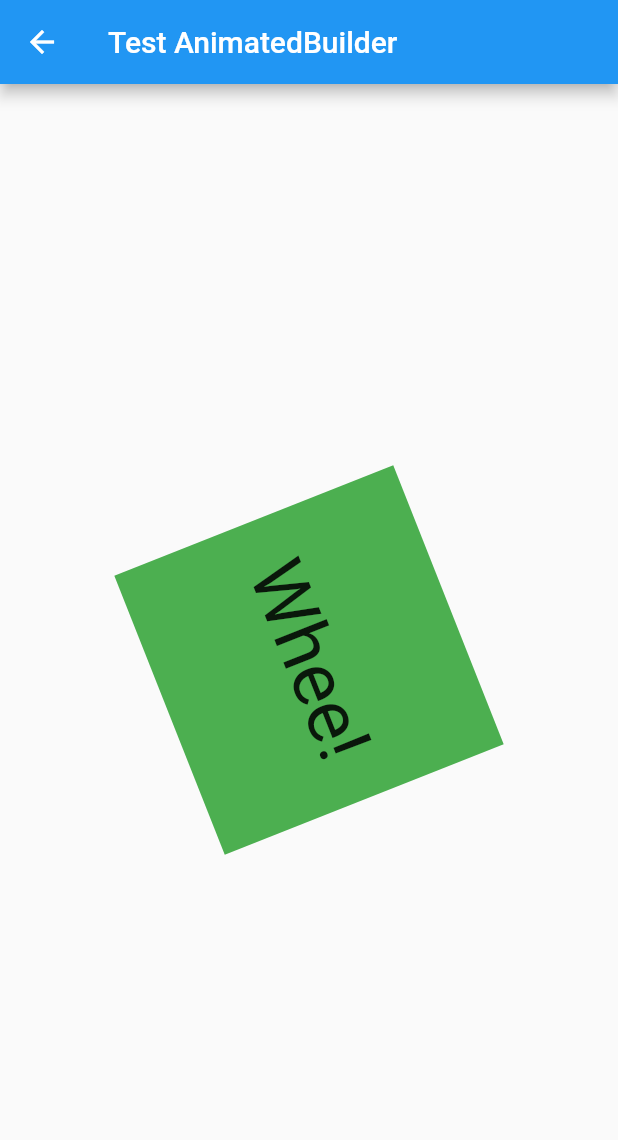
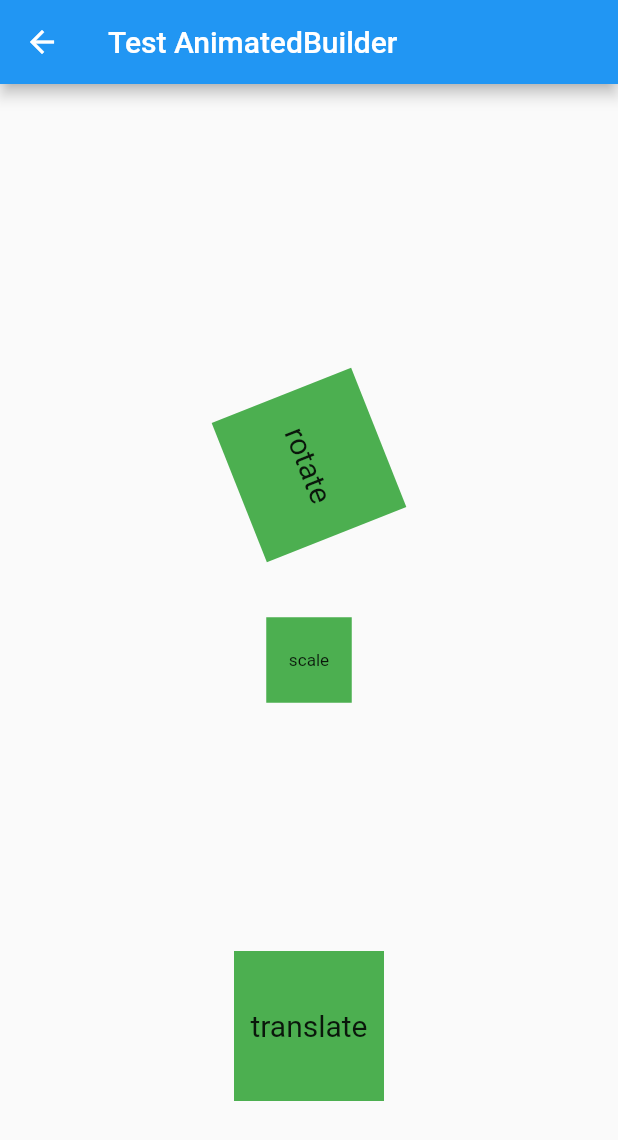
Before and after one commit to sHong7512/flutter_animation_practice, a Flutter app: the AnimatedBuilderScreen screen opened by its route, on a phone screen of 412 x 824 dp. Shown: the top 1140 px of the screen. Run offline on Flutter 3.47's test engine with Material 2 defaults, Android fonts, the phone set to English and light mode, and no system bars.

Commit message:
[Update] scale, translate of builder

```diff
--- a/lib/screens/explicit/animated_builder_screen.dart
+++ b/lib/screens/explicit/animated_builder_screen.dart
@@ -35,17 +35,21 @@ class _AnimatedBuilderScreenState extends State<AnimatedBuilderScreen>
       appBar: AppBar(
         title: Text('Test AnimatedBuilder'),
       ),
-      body: Center(
-        child: AnimatedBuilder(
+      body: Container(
+        alignment: Alignment.center,
+        child: Column(
+          mainAxisAlignment: MainAxisAlignment.center,
+          children: [
+            AnimatedBuilder(
               animation: _controller,
               child: Container(
-            width: 200.0,
-            height: 200.0,
+                width: 100.0,
+                height: 100.0,
                 color: Colors.green,
                 child: const Center(
                   child: Text(
-                'Whee!',
-                style: TextStyle(fontSize: 50),
+                    'rotate',
+                    style: TextStyle(fontSize: 20),
                   ),
                 ),
               ),
@@ -56,6 +60,50 @@ class _AnimatedBuilderScreenState extends State<AnimatedBuilderScreen>
                 );
               },
             ),
+            const SizedBox(height: 30,),
+            AnimatedBuilder(
+              animation: _controller,
+              child: Container(
+                width: 100.0,
+                height: 100.0,
+                color: Colors.green,
+                child: const Center(
+                  child: Text(
+                    'scale',
+                    style: TextStyle(fontSize: 20),
+                  ),
+                ),
+              ),
+              builder: (BuildContext context, Widget? child) {
+                return Transform.scale(
+                  scale: _controller.value * 3,
+                  child: child,
+                );
+              },
+            ),
+            const SizedBox(height: 30,),
+            AnimatedBuilder(
+              animation: _controller,
+              child: Container(
+                width: 100.0,
+                height: 100.0,
+                color: Colors.green,
+                child: const Center(
+                  child: Text(
+                    'translate',
+                    style: TextStyle(fontSize: 20),
+                  ),
+                ),
+              ),
+              builder: (BuildContext context, Widget? child) {
+                return Transform.translate(
+                  offset: Offset(0, _controller.value * 600),
+                  child: child,
+                );
+              },
+            ),
+          ],
+        ),
       ),
     );
   }
--- a/lib/screens/implicit/animated_opacity_screen.dart
+++ b/lib/screens/implicit/animated_opacity_screen.dart
@@ -30,9 +30,7 @@ class _AnimatedOpacityScreenState extends State<AnimatedOpacityScreen> {
             child: AnimatedOpacity(
               opacity: selected ? 0.0 : 1.0,
               duration: Duration(milliseconds: 500),
-              child: FlutterLogo(
-                size: 60,
-              ),
+              child: FlutterLogo(size: 60),
             ),
           ),
         ),
```
Lines whose indentation alone changed are shown as unchanged.
